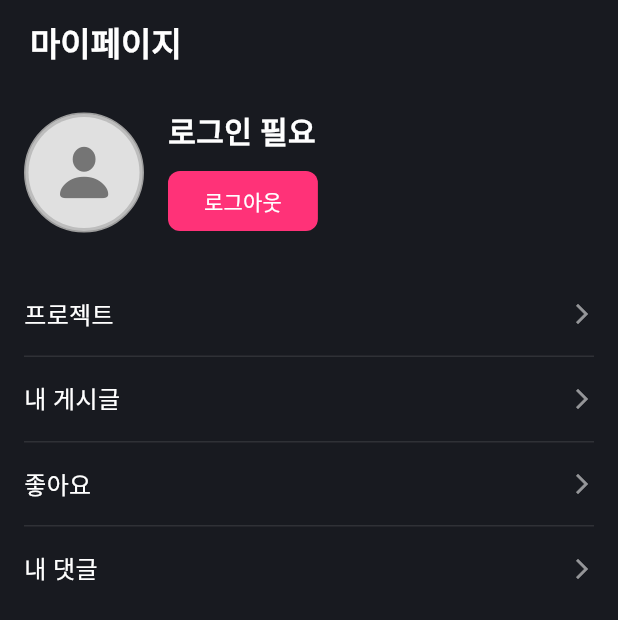
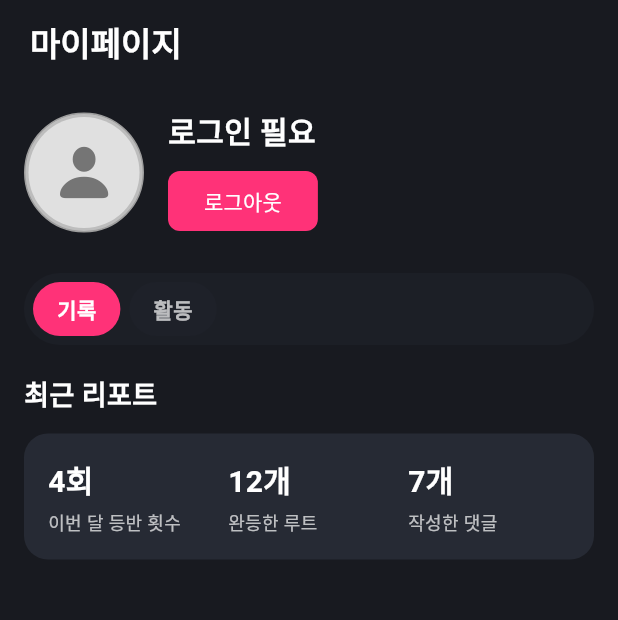
Before and after one commit to boulderside/boulderside-flutter, a Flutter app: the ProfileScreen screen opened directly, on a phone screen of 412 x 824 dp. Shown: the top 620 px of the screen. Run offline on Flutter 3.47's test engine with Material 3 defaults, Android fonts, the phone set to English and light mode, and no system bars; our stand-ins replace dio, flutter_native_splash, flutter_riverpod, flutter_secure_storage, get_it, go_router and 2 more; missing offline and left inert: flutter_naver_map, kakao_flutter_sdk_common, kakao_flutter_sdk_talk, kakao_flutter_sdk_user; accounts and stored records are empty; network calls fail; Roboto replaces fonts that are missing (Pretendard).

Commit message:
feat: 마이페이지 레이아웃 구 (#56)

```diff
--- a/lib/src/features/mypage/presentation/screens/my_comments_screen.dart
+++ b/lib/src/features/mypage/presentation/screens/my_comments_screen.dart
@@ -41,13 +41,16 @@ class _MyCommentsScreenState extends ConsumerState<MyCommentsScreen> {
     return Scaffold(
       backgroundColor: _backgroundColor,
       appBar: AppBar(
-        title: const Text(
-          '나의 댓글 관리',
-          style: TextStyle(
-            fontFamily: 'Pretendard',
-            color: Colors.white,
-            fontSize: 20,
-            fontWeight: FontWeight.w600,
+        title: const Align(
+          alignment: Alignment.centerLeft,
+          child: Text(
+            '내 댓글',
+            style: TextStyle(
+              fontFamily: 'Pretendard',
+              color: Colors.white,
+              fontSize: 20,
+              fontWeight: FontWeight.w600,
+            ),
           ),
         ),
         backgroundColor: _backgroundColor,
--- a/lib/src/features/mypage/presentation/screens/my_likes_screen.dart
+++ b/lib/src/features/mypage/presentation/screens/my_likes_screen.dart
@@ -51,13 +51,16 @@ class _MyLikesBodyState extends State<_MyLikesBody> {
     return Scaffold(
       backgroundColor: _backgroundColor,
       appBar: AppBar(
-        title: const Text(
-          '나의 좋아요',
-          style: TextStyle(
-            fontFamily: 'Pretendard',
-            color: Colors.white,
-            fontSize: 20,
-            fontWeight: FontWeight.w600,
+        title: const Align(
+          alignment: Alignment.centerLeft,
+          child: Text(
+            '좋아요',
+            style: TextStyle(
+              fontFamily: 'Pretendard',
+              color: Colors.white,
+              fontSize: 20,
+              fontWeight: FontWeight.w600,
+            ),
           ),
         ),
         backgroundColor: _backgroundColor,
--- a/lib/src/features/mypage/presentation/screens/my_posts_screen.dart
+++ b/lib/src/features/mypage/presentation/screens/my_posts_screen.dart
@@ -31,13 +31,16 @@ class _MyPostsBody extends ConsumerState<MyPostsScreen> {
     return Scaffold(
       backgroundColor: _MyPostsBody._backgroundColor,
       appBar: AppBar(
-        title: const Text(
-          '나의 게시글',
-          style: TextStyle(
-            fontFamily: 'Pretendard',
-            color: Colors.white,
-            fontSize: 20,
-            fontWeight: FontWeight.w600,
+        title: const Align(
+          alignment: Alignment.centerLeft,
+          child: Text(
+            '내 게시글',
+            style: TextStyle(
+              fontFamily: 'Pretendard',
+              color: Colors.white,
+              fontSize: 20,
+              fontWeight: FontWeight.w600,
+            ),
           ),
         ),
         backgroundColor: _MyPostsBody._backgroundColor,
--- a/lib/src/features/mypage/presentation/screens/my_routes_screen.dart
+++ b/lib/src/features/mypage/presentation/screens/my_routes_screen.dart
@@ -34,7 +34,7 @@ class _MyRoutesScreenState extends ConsumerState<MyRoutesScreen> {
       backgroundColor: _backgroundColor,
       appBar: AppBar(
         title: const Text(
-          '나의 루트',
+          '프로젝트',
           style: TextStyle(
             fontFamily: 'Pretendard',
             color: Colors.white,
@@ -43,6 +43,7 @@ class _MyRoutesScreenState extends ConsumerState<MyRoutesScreen> {
           ),
         ),
         backgroundColor: _backgroundColor,
+        centerTitle: false,
         foregroundColor: Colors.white,
         elevation: 0,
       ),
@@ -88,7 +89,7 @@ class _CompletedRoutesSection extends ConsumerWidget {
       crossAxisAlignment: CrossAxisAlignment.start,
       children: [
         const Text(
-          '나의 루트',
+          '프로젝트',
           style: TextStyle(
             fontFamily: 'Pretendard',
             color: Colors.white,
--- a/lib/src/features/mypage/presentation/screens/profile_screen.dart
+++ b/lib/src/features/mypage/presentation/screens/profile_screen.dart
@@ -4,16 +4,24 @@ import 'package:boulderside_flutter/src/core/user/providers/user_providers.dart'
 import 'package:boulderside_flutter/src/core/user/stores/user_store.dart';
 import 'package:boulderside_flutter/src/features/login/domain/repositories/auth_repository.dart';
 import 'package:boulderside_flutter/src/shared/widgets/avatar_placeholder.dart';
+import 'package:boulderside_flutter/src/shared/widgets/segmented_toggle_bar.dart';
 import 'package:flutter/material.dart';
 import 'package:flutter_riverpod/flutter_riverpod.dart';
 import 'package:go_router/go_router.dart';
 import 'package:get_it/get_it.dart';
 
-class ProfileScreen extends ConsumerWidget {
+class ProfileScreen extends ConsumerStatefulWidget {
   const ProfileScreen({super.key});
 
   @override
-  Widget build(BuildContext context, WidgetRef ref) {
+  ConsumerState<ProfileScreen> createState() => _ProfileScreenState();
+}
+
+class _ProfileScreenState extends ConsumerState<ProfileScreen> {
+  _ProfileTab _currentTab = _ProfileTab.report;
+
+  @override
+  Widget build(BuildContext context) {
     final userState = ref.watch(userStoreProvider);
     final userStore = ref.read(userStoreProvider.notifier);
     return Scaffold(
@@ -43,6 +51,18 @@ class ProfileScreen extends ConsumerWidget {
             onLogout: () => _showLogoutDialog(context, userStore),
           ),
           const SizedBox(height: 24),
+          SegmentedToggleBar<_ProfileTab>(
+            options: const [
+              SegmentOption(label: '기록', value: _ProfileTab.report),
+              SegmentOption(label: '활동', value: _ProfileTab.activity),
+            ],
+            selectedValue: _currentTab,
+            onChanged: (tab) => setState(() => _currentTab = tab),
+          ),
+          const SizedBox(height: 20),
+          if (_currentTab == _ProfileTab.report)
+            const _ReportSummary()
+          else
             _ProfileMenuSection(
               items: [
                 _ProfileMenuItemData(
@@ -54,12 +74,12 @@ class ProfileScreen extends ConsumerWidget {
                   onTap: () => _openMyPosts(context),
                 ),
                 _ProfileMenuItemData(
+                  label: '내 댓글',
+                  onTap: () => _openMyComments(context),
+                ),
+                _ProfileMenuItemData(
                   label: '좋아요',
                   onTap: () => _openMyLikes(context),
-              ),
-              _ProfileMenuItemData(
-                label: '내 댓글',
-                onTap: () => _openMyComments(context),
                 ),
               ],
             ),
@@ -133,6 +153,8 @@ class ProfileScreen extends ConsumerWidget {
   }
 }
 
+enum _ProfileTab { report, activity }
+
 class _ProfileHeader extends StatelessWidget {
   const _ProfileHeader({required this.user, required this.onLogout});
 
@@ -190,6 +212,81 @@ class _ProfileHeader extends StatelessWidget {
           ),
         ),
       ],
+    );
+  }
+}
+
+class _ReportSummary extends StatelessWidget {
+  const _ReportSummary();
+
+  @override
+  Widget build(BuildContext context) {
+    return Column(
+      crossAxisAlignment: CrossAxisAlignment.start,
+      children: [
+        const Text(
+          '최근 리포트',
+          style: TextStyle(
+            fontFamily: 'Pretendard',
+            color: Colors.white,
+            fontSize: 18,
+            fontWeight: FontWeight.w600,
+          ),
+        ),
+        const SizedBox(height: 12),
+        Container(
+          padding: const EdgeInsets.all(16),
+          decoration: BoxDecoration(
+            color: const Color(0xFF262A34),
+            borderRadius: BorderRadius.circular(16),
+          ),
+          child: Row(
+            children: const [
+              _StatBlock(label: '이번 달 등반 횟수', value: '4회'),
+              SizedBox(width: 12),
+              _StatBlock(label: '완등한 루트', value: '12개'),
+              SizedBox(width: 12),
+              _StatBlock(label: '작성한 댓글', value: '7개'),
+            ],
+          ),
+        ),
+      ],
+    );
+  }
+}
+
+class _StatBlock extends StatelessWidget {
+  const _StatBlock({required this.label, required this.value});
+
+  final String label;
+  final String value;
+
+  @override
+  Widget build(BuildContext context) {
+    return Expanded(
+      child: Column(
+        crossAxisAlignment: CrossAxisAlignment.start,
+        children: [
+          Text(
+            value,
+            style: const TextStyle(
+              fontFamily: 'Pretendard',
+              fontSize: 20,
+              color: Colors.white,
+              fontWeight: FontWeight.bold,
+            ),
+          ),
+          const SizedBox(height: 4),
+          Text(
+            label,
+            style: const TextStyle(
+              fontFamily: 'Pretendard',
+              fontSize: 12,
+              color: Colors.white70,
+            ),
+          ),
+        ],
+      ),
     );
   }
 }
```
Lines whose indentation alone changed are shown as unchanged.
